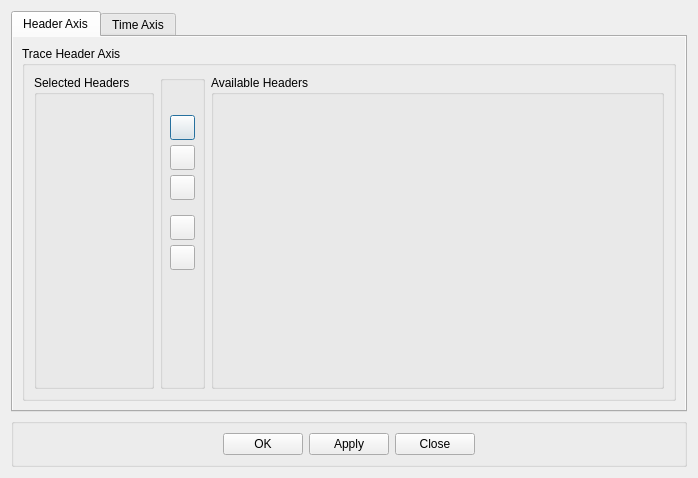
Before: the Qt Designer form SeiSeeMp/axisdialog.ui in tuoyuangui/SeiSee, drawn with Qt 5.
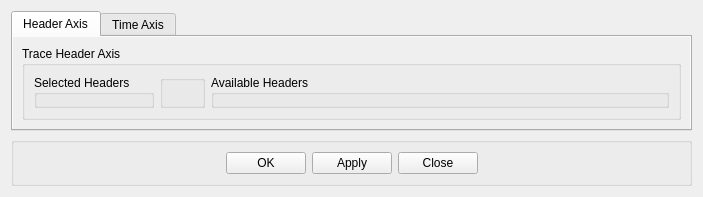
After: the same form once the commit is applied. Icons and pictures are not drawn.

```diff
--- a/SeiSeeMp/axisdialog.ui
+++ b/SeiSeeMp/axisdialog.ui
@@ -5,14 +5,6 @@
   <property name="windowModality">
    <enum>Qt::ApplicationModal</enum>
   </property>
-  <property name="geometry">
-   <rect>
-    <x>0</x>
-    <y>0</y>
-    <width>698</width>
-    <height>478</height>
-   </rect>
-  </property>
   <property name="windowTitle">
    <string>Axes Setup</string>
   </property>
```
